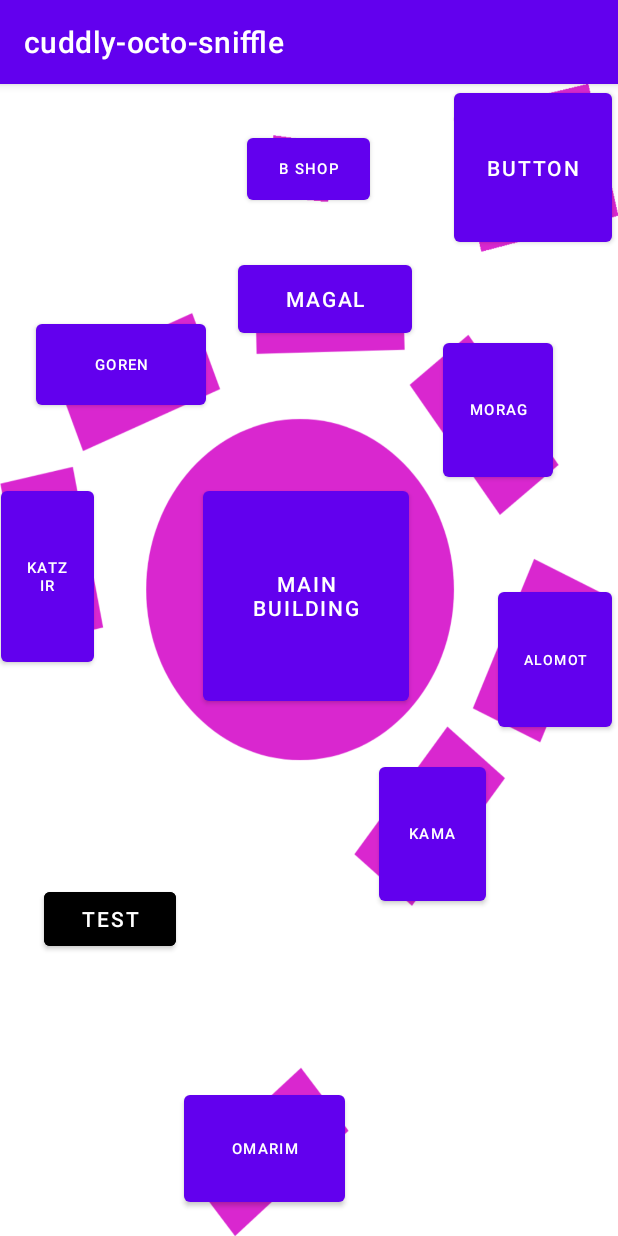
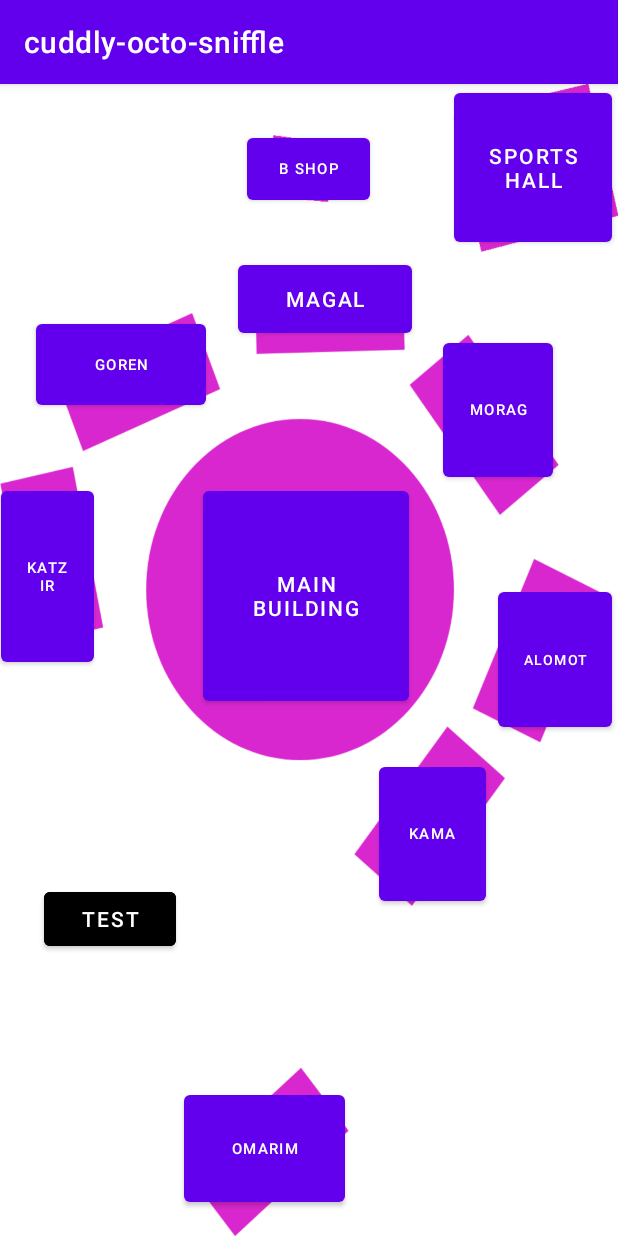
Before and after one commit to FishyShu/cuddly-octo-sniffle, an Android app: the screen it shows after launch (MainActivity), on a phone screen of 412 x 824 dp. Run offline under Robolectric (Android 15) with nearby library versions, the phone set to English and light mode, and no system bars; our stand-ins replace Firebase (no records; nobody signed in at launch, a user with empty details on screens opened directly); 1 statement that could not run was skipped.

Commit message:
I forgot what I did...

```diff
--- a/app/src/main/java/com/example/cuddly_octo_sniffle/SignupActivity.java
+++ b/app/src/main/java/com/example/cuddly_octo_sniffle/SignupActivity.java
@@ -90,7 +90,8 @@ public class SignupActivity extends AppCompatActivity {
                                     // update UI with the signed-in user's information
                                     FirebaseUser user = firebaseAuth.getCurrentUser();
 
-                                    UserProfileChangeRequest profileChangeRequest = new UserProfileChangeRequest.Builder()
+                                    UserProfileChangeRequest profileChangeRequest
+                                            = new UserProfileChangeRequest.Builder()
                                             .setDisplayName(username)
                                             .build();
 
--- a/app/src/main/res/layout/activity_main.xml
+++ b/app/src/main/res/layout/activity_main.xml
@@ -40,7 +40,7 @@
         android:id="@+id/btn_bSports_hall"
         android:layout_width="105dp"
         android:layout_height="111dp"
-        android:text="Button"
+        android:text="sports hall"
         app:layout_constraintBottom_toBottomOf="parent"
         app:layout_constraintEnd_toEndOf="parent"
         app:layout_constraintHorizontal_bias="0.987"
```
Also changed, not shown: app/src/main/java/com/example/cuddly_octo_sniffle/LoginActivity.java (+10 -4 lines).
